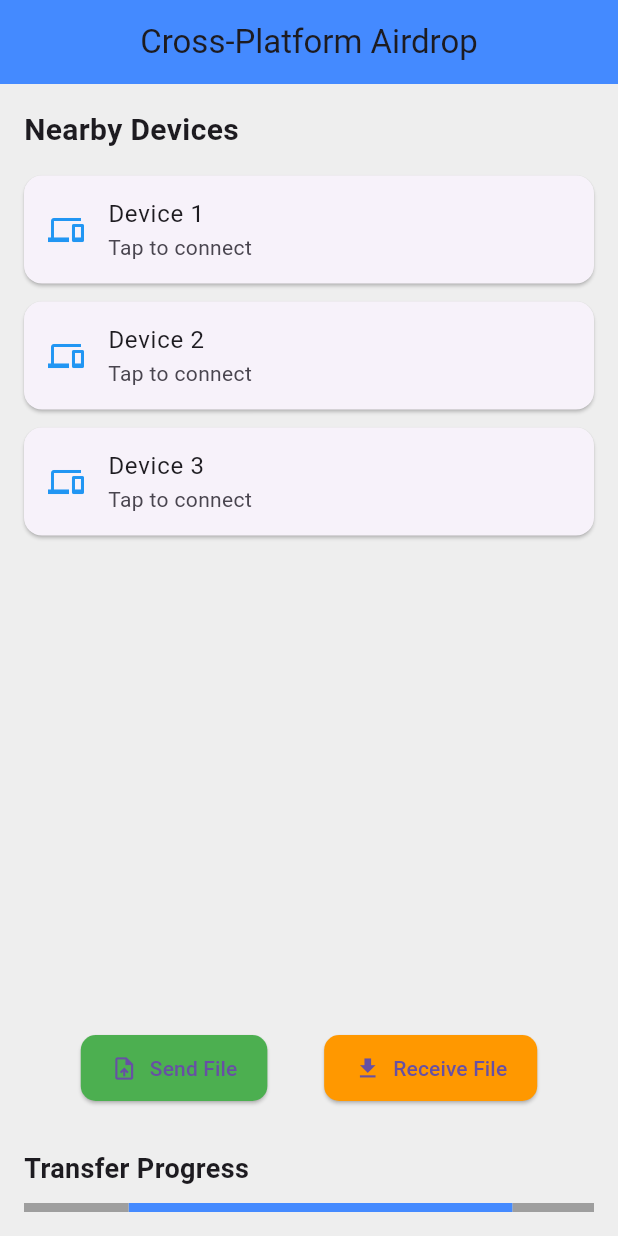
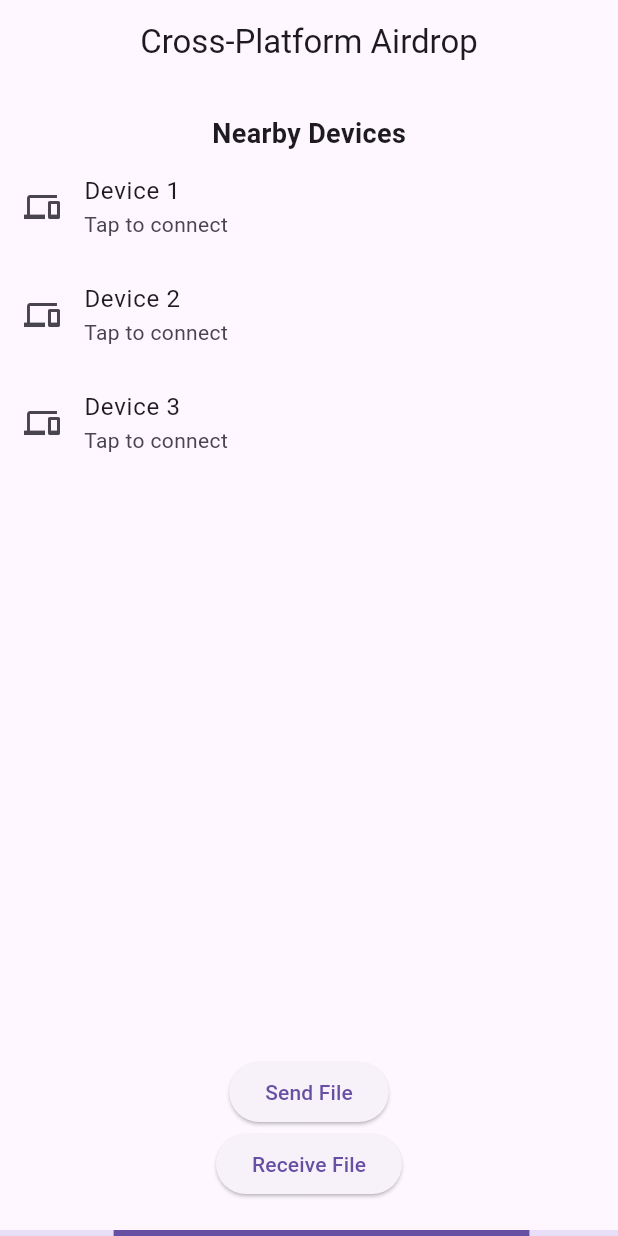
Before and after one commit to team-narcos/cross-platform-airdrop-flutter, a Flutter app: the screen it shows after launch, on a phone screen of 412 x 824 dp. Run offline on Flutter 3.47's test engine with Material 3 defaults, Android fonts, the phone set to English and light mode, and no system bars.

Commit message:
Update main.dart

```diff
--- a/lib/main.dart
+++ b/lib/main.dart
@@ -14,9 +14,8 @@
       debugShowCheckedModeBanner: false,
       theme: ThemeData(
         primarySwatch: Colors.blue,
-        scaffoldBackgroundColor: Colors.grey[200],
       ),
-      home: const HomeScreen(),
+      home: const HomeScreen(), // ✅ This is the new home page
     );
   }
 }
@@ -30,84 +29,38 @@
       appBar: AppBar(
         title: const Text("Cross-Platform Airdrop"),
         centerTitle: true,
-        backgroundColor: Colors.blueAccent,
       ),
-      body: Padding(
-        padding: const EdgeInsets.all(16.0),
-        child: Column(
-          crossAxisAlignment: CrossAxisAlignment.start,
+      body: Column(
         children: [
+          const SizedBox(height: 20),
           const Text(
             "Nearby Devices",
-              style: TextStyle(fontSize: 20, fontWeight: FontWeight.bold),
+            style: TextStyle(fontSize: 18, fontWeight: FontWeight.bold),
           ),
-            const SizedBox(height: 10),
           Expanded(
             child: ListView.builder(
-                itemCount: 3, // Later: replace with real discovered devices
+              itemCount: 3, // dummy devices
               itemBuilder: (context, index) {
-                  return Card(
-                    margin: const EdgeInsets.symmetric(vertical: 6),
-                    child: ListTile(
-                      leading: const Icon(Icons.devices, color: Colors.blue),
+                return ListTile(
+                  leading: const Icon(Icons.devices),
                   title: Text("Device ${index + 1}"),
                   subtitle: const Text("Tap to connect"),
-                      onTap: () {
-                        // TODO: Handle device connection
-                      },
-                    ),
                 );
               },
             ),
           ),
+          const SizedBox(height: 10),
+          ElevatedButton(
+            onPressed: () {},
+            child: const Text("Send File"),
+          ),
+          ElevatedButton(
+            onPressed: () {},
+            child: const Text("Receive File"),
+          ),
           const SizedBox(height: 20),
-            Row(
-              mainAxisAlignment: MainAxisAlignment.spaceEvenly,
-              children: [
-                ElevatedButton.icon(
-                  onPressed: () {
-                    // TODO: Implement send file
-                  },
-                  icon: const Icon(Icons.upload_file),
-                  label: const Text("Send File"),
-                  style: ElevatedButton.styleFrom(
-                    backgroundColor: Colors.green,
-                    padding: const EdgeInsets.symmetric(
-                        horizontal: 20, vertical: 12),
-                    shape: RoundedRectangleBorder(
-                        borderRadius: BorderRadius.circular(10)),
-                  ),
-                ),
-                ElevatedButton.icon(
-                  onPressed: () {
-                    // TODO: Implement receive file
-                  },
-                  icon: const Icon(Icons.download),
-                  label: const Text("Receive File"),
-                  style: ElevatedButton.styleFrom(
-                    backgroundColor: Colors.orange,
-                    padding: const EdgeInsets.symmetric(
-                        horizontal: 20, vertical: 12),
-                    shape: RoundedRectangleBorder(
-                        borderRadius: BorderRadius.circular(10)),
-                  ),
-                ),
+          const LinearProgressIndicator(value: null),
         ],
-            ),
-            const SizedBox(height: 30),
-            const Text(
-              "Transfer Progress",
-              style: TextStyle(fontSize: 18, fontWeight: FontWeight.bold),
-            ),
-            const SizedBox(height: 10),
-            const LinearProgressIndicator(
-              value: null, // null = indeterminate
-              backgroundColor: Colors.grey,
-              color: Colors.blueAccent,
-              minHeight: 6,
-            ),
-          ],
-        ),
       ),
     );
   }
```
Lines whose indentation alone changed are shown as unchanged.
